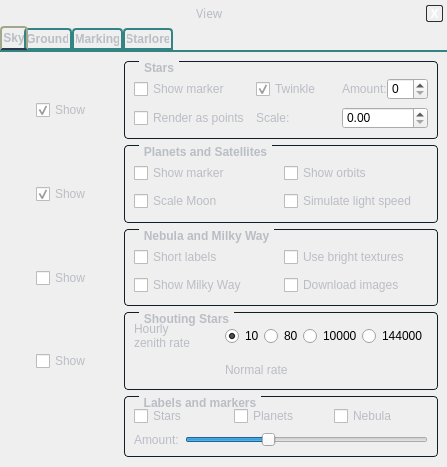
519984307/stellarium_src, file src/gui/viewDialog.ui: the form before one commit.
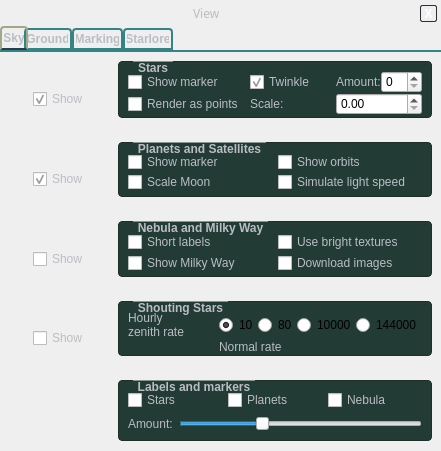
The form after the commit. The open tabs and pages were chosen to show the change. Icons and pictures are not drawn. Custom widgets are drawn as their Qt base class.

Commit message: Style Sheet improvements.

```diff
--- a/src/gui/viewDialog.ui
+++ b/src/gui/viewDialog.ui
@@ -5,8 +5,8 @@
    <rect>
     <x>0</x>
     <y>0</y>
-    <width>447</width>
-    <height>467</height>
+    <width>441</width>
+    <height>451</height>
    </rect>
   </property>
   <property name="windowTitle" >
@@ -17,7 +17,7 @@
 	background: qlineargradient(x1: 0, y1: 0, x2: 0, y2: 1, stop: 0 	#2a3b50, stop: 1 #19233c);
 	border: 0px;
 	color : #babdc4;
-   font-family: "DejaVu";
+    font-family: "DejaVu";
 }
 
 DialogFrame {
@@ -99,10 +99,11 @@
  }
 
 QGroupBox {
-     border: 1px solid #0f1f25;
+     border: 1px solid #1f2f25;
      border-radius: 4px;
      margin-top: 1ex;
      font-weight: bold;
+     background: solid #223B34;
  }
 
 QGroupBox::title {
@@ -114,6 +115,7 @@
 
 QCheckBox {
 color : #babdc4;
+font-family: "DejaVu";
  }
 
 QTabWidget::pane {
@@ -128,7 +130,7 @@
          border-bottom-color: #348483; /* same as the pane color */
          border-top-left-radius: 4px;
          border-top-right-radius: 4px;
-         min-width: 8ex;
+         min-width: 10ex;
          padding: 2px;
          color: #babdc4;
          font-weight : bold;
@@ -164,7 +166,15 @@
 
      QTabBar::tab:only-one {
          margin: 0; /* if there is only one tab, we don't want overlapping margins */
-     }</string>
+     }
+
+QListWidget {
+ 	background: solid #121324;
+	border: 1px;
+    border-radius: 4px;
+    border-color: #081f25;
+    border-style: solid;
+}</string>
   </property>
   <layout class="QVBoxLayout" >
    <property name="spacing" >
@@ -383,6 +393,9 @@
           <string>Sky</string>
          </attribute>
          <layout class="QGridLayout" >
+          <property name="verticalSpacing" >
+           <number>0</number>
+          </property>
           <item row="0" column="0" >
            <layout class="QVBoxLayout" >
             <property name="spacing" >
@@ -600,7 +613,7 @@
             </layout>
            </widget>
           </item>
-          <item row="1" column="0" >
+          <item row="2" column="0" >
            <layout class="QVBoxLayout" >
             <property name="spacing" >
              <number>0</number>
@@ -713,7 +726,7 @@
             </item>
            </layout>
           </item>
-          <item row="1" column="1" >
+          <item row="2" column="1" >
            <widget class="QGroupBox" name="planetsGroupBox" >
             <property name="title" >
              <string>Planets and Satellites</string>
@@ -762,7 +775,7 @@
             </layout>
            </widget>
           </item>
-          <item row="2" column="0" >
+          <item row="4" column="0" >
            <layout class="QVBoxLayout" >
             <property name="spacing" >
              <number>0</number>
@@ -872,7 +885,7 @@
             </item>
            </layout>
           </item>
-          <item row="2" column="1" >
+          <item row="4" column="1" >
            <widget class="QGroupBox" name="nebulaGroupBox" >
             <property name="title" >
              <string>Nebula and Milky Way</string>
@@ -921,7 +934,7 @@
             </layout>
            </widget>
           </item>
-          <item row="3" column="0" >
+          <item row="6" column="0" >
            <layout class="QVBoxLayout" >
             <property name="spacing" >
              <number>0</number>
@@ -1031,7 +1044,7 @@
             </item>
            </layout>
           </item>
-          <item row="3" column="1" >
+          <item row="6" column="1" >
            <widget class="QGroupBox" name="planetsGroupBox_4" >
             <property name="title" >
              <string>Shouting Stars</string>
@@ -1105,7 +1118,7 @@
             </layout>
            </widget>
           </item>
-          <item row="4" column="0" >
+          <item row="8" column="0" >
            <layout class="QHBoxLayout" >
             <item>
              <spacer>
@@ -1145,7 +1158,7 @@
             </item>
            </layout>
           </item>
-          <item row="4" column="1" >
+          <item row="8" column="1" >
            <widget class="QGroupBox" name="groupBox_5" >
             <property name="title" >
              <string>Labels and markers</string>
@@ -1200,6 +1213,58 @@
             </layout>
            </widget>
           </item>
+          <item row="1" column="1" >
+           <spacer>
+            <property name="orientation" >
+             <enum>Qt::Vertical</enum>
+            </property>
+            <property name="sizeHint" >
+             <size>
+              <width>20</width>
+              <height>40</height>
+             </size>
+            </property>
+           </spacer>
+          </item>
+          <item row="3" column="1" >
+           <spacer>
+            <property name="orientation" >
+             <enum>Qt::Vertical</enum>
+            </property>
+            <property name="sizeHint" >
+             <size>
+              <width>20</width>
+              <height>40</height>
+             </size>
+            </property>
+           </spacer>
+          </item>
+          <item row="5" column="1" >
+           <spacer>
+            <property name="orientation" >
+             <enum>Qt::Vertical</enum>
+            </property>
+            <property name="sizeHint" >
+             <size>
+              <width>20</width>
+              <height>40</height>
+             </size>
+            </property>
+           </spacer>
+          </item>
+          <item row="7" column="1" >
+           <spacer>
+            <property name="orientation" >
+             <enum>Qt::Vertical</enum>
+            </property>
+            <property name="sizeHint" >
+             <size>
+              <width>20</width>
+              <height>40</height>
+             </size>
+            </property>
+           </spacer>
+          </item>
          </layout>
         </widget>
         <widget class="QWidget" name="tab_2" >
```
Left out of the diff: 16 changed lines with no effect on the pictures. The commit also changes 1 other file.
